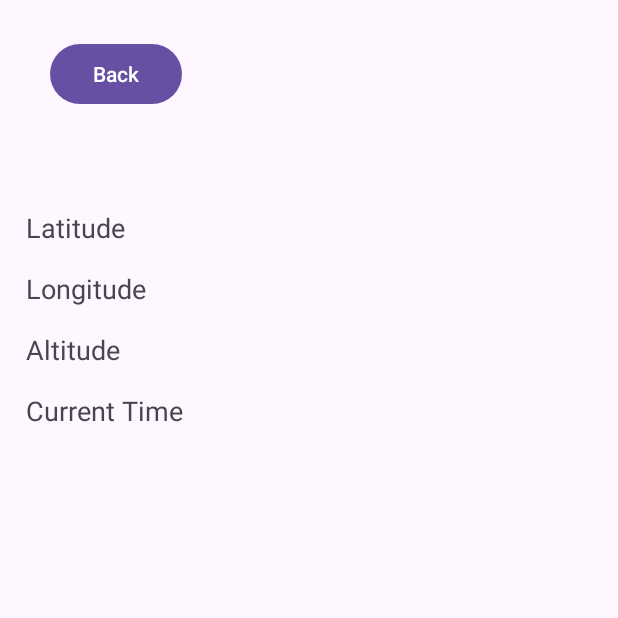
After one commit to Kaldheim531/Android, an Android app: the Location screen opened directly, with no data from a screen before it, on a phone screen of 412 x 824 dp, the top half of it. The commit adds this screen. Run offline under Robolectric (Android 15) with nearby library versions, the phone set to English and light mode, and no system bars; 1 statement that could not run was skipped.

Commit message:
Location

```diff
--- /dev/null
+++ b/Android/app/src/main/java/com/example/android/Location.kt
@@ -0,0 +1,224 @@
+package com.example.android
+
+import android.Manifest
+import android.content.Context
+import android.content.Intent
+import android.content.pm.PackageManager
+import android.os.Bundle
+import android.widget.TextView
+import androidx.activity.enableEdgeToEdge
+import androidx.appcompat.app.AppCompatActivity
+import androidx.core.view.ViewCompat
+import androidx.core.view.WindowInsetsCompat
+import com.example.myapplication.R
+import android.location.LocationManager
+import android.provider.Settings
+import android.util.Log
+import android.widget.Button
+import android.widget.Toast
+import androidx.core.app.ActivityCompat
+import com.example.myapplication.MainActivity
+import com.google.android.gms.location.FusedLocationProviderClient
+import com.google.android.gms.location.LocationServices
+import android.os.Looper
+import com.google.android.gms.location.LocationCallback
+import com.google.android.gms.location.LocationResult
+import com.google.android.gms.location.LocationRequest
+import java.text.SimpleDateFormat
+import java.util.Date
+import java.util.Locale
+import org.json.JSONObject
+import java.io.File
+import org.json.JSONArray
+import android.location.Location
+
+class Location : AppCompatActivity() {
+    private lateinit var locationCallback: LocationCallback
+
+    val value: Int = 0
+    val LOG_TAG: String = "LOCATION_ACTIVITY"
+    private lateinit var bBackToMain: Button
+
+    companion object {
+        private const val PERMISSION_REQUEST_ACCESS_LOCATION = 100
+    }
+
+    private lateinit var myFusedLocationProviderClient: FusedLocationProviderClient
+    private lateinit var tvLat: TextView
+    private lateinit var tvLon: TextView
+    private lateinit var tvAlt: TextView
+    private lateinit var tvTime: TextView
+
+
+    override fun onCreate(savedInstanceState: Bundle?) {
+        super.onCreate(savedInstanceState)
+        enableEdgeToEdge()
+        setContentView(R.layout.activity_location)
+        ViewCompat.setOnApplyWindowInsetsListener(findViewById(R.id.main)) { v, insets ->
+            val systemBars = insets.getInsets(WindowInsetsCompat.Type.systemBars())
+            v.setPadding(systemBars.left, systemBars.top, systemBars.right, systemBars.bottom)
+            insets
+        }
+        bBackToMain = findViewById<Button>(R.id.back_to_main)
+
+        myFusedLocationProviderClient = LocationServices.getFusedLocationProviderClient(this)
+        tvLat = findViewById(R.id.tv_lat) as TextView
+        tvLon = findViewById(R.id.tv_lon) as TextView
+        tvAlt = findViewById(R.id.tv_at) as TextView
+        tvTime = findViewById(R.id.tv_curtime) as TextView
+
+
+        locationCallback = object : LocationCallback() {
+            override fun onLocationResult(locationResult: LocationResult) {
+                locationResult.lastLocation?.let { location ->
+                    tvLat.text = "Latitude: ${location.latitude}"
+                    tvLon.text = "Longitude: ${location.longitude}"
+                    tvAlt.text = "Altitude: ${location.altitude} meters"
+                    val time = SimpleDateFormat("HH:mm:ss dd.MM.yyyy", Locale.getDefault()).format(Date(location.time))
+                    tvTime.text = "Last update: $time"
+
+                }
+            }
+        }
+
+
+
+    }
+
+    override fun onResume() {
+        super.onResume()
+
+        bBackToMain.setOnClickListener({
+            val backToMain = Intent(this, MainActivity::class.java)
+            startActivity(backToMain)
+        })
+
+        getCurrentLocation()
+
+    }
+
+
+    private fun getCurrentLocation(){
+
+        if(checkPermissions()){
+            if(isLocationEnabled()){
+                if (ActivityCompat.checkSelfPermission(
+                        this,
+                        Manifest.permission.ACCESS_FINE_LOCATION
+                    ) != PackageManager.PERMISSION_GRANTED && ActivityCompat.checkSelfPermission(
+                        this,
+                        Manifest.permission.ACCESS_COARSE_LOCATION
+                    ) != PackageManager.PERMISSION_GRANTED
+                ) {
+                    requestPermissions()
+                    return
+                }
+
+                val locationRequest = LocationRequest.create().apply {
+                    priority = LocationRequest.PRIORITY_HIGH_ACCURACY
+                    interval = 30000
+                    fastestInterval = 30000
+                }
+
+                myFusedLocationProviderClient.requestLocationUpdates(
+                    locationRequest,
+                    locationCallback,
+                    Looper.getMainLooper()
+                )
+
+                myFusedLocationProviderClient.lastLocation.addOnCompleteListener(this){ task->
+                    val location: Location?=task.result
+                    if(location == null){
+                        Toast.makeText(applicationContext, "problems with signal", Toast.LENGTH_SHORT).show()
+                    } else {
+                        tvLat.text = "Latitude: ${location.latitude}"
+                        tvLon.text = "Longitude: ${location.longitude}"
+                        tvAlt.text = "Altitude: ${location.altitude} meters"
+                        val time = java.text.SimpleDateFormat("HH:mm:ss dd.MM.yyyy").format(java.util.Date(location.time))
+                        tvTime.text = "Last update: $time"
+
+                        saveCurrentLocation(location.latitude, location.longitude, location.altitude)
+                    }
+                }
+
+            } else{
+                // open settings to enable location
+                Toast.makeText(applicationContext, "Enable location in settings", Toast.LENGTH_SHORT).show()
+                val intent = Intent(Settings.ACTION_LOCATION_SOURCE_SETTINGS)
+                startActivity(intent)
+            }
+        } else {
+            Log.w(LOG_TAG, "location permission is not allowed");
+            tvLat.setText("Permission is not granted")
+            tvLon.setText("Permission is not granted")
+            requestPermissions()
+        }
+
+    }
+
+    private fun saveCurrentLocation(latitude: Double, longitude: Double, altitude: Double) {
+        val timeFormat = SimpleDateFormat("HH:mm:ss dd.MM.yyyy", Locale.getDefault())
+        val currentTime = timeFormat.format(Date())
+
+        val newEntry = JSONObject().apply {
+            put("time", currentTime)
+            put("latitude", latitude)
+            put("longitude", longitude)
+            put("altitude", altitude)
+        }
+
+        val externalDir = getExternalFilesDir(null)
+        val file = File(externalDir, "current_location.json")
+
+        val jsonArray = if (file.exists()) JSONArray(file.readText()) else JSONArray()
+
+        jsonArray.put(newEntry)
+
+        file.writeText(jsonArray.toString(4))
+
+        Toast.makeText(this, "Saved to: ${file.absolutePath}", Toast.LENGTH_LONG).show()
+    }
+
+    private fun requestPermissions() {
+        Log.w(LOG_TAG, "requestPermissions()");
+        ActivityCompat.requestPermissions(
+            this,
+            arrayOf(android.Manifest.permission.ACCESS_COARSE_LOCATION,
+                android.Manifest.permission.ACCESS_FINE_LOCATION),
+            PERMISSION_REQUEST_ACCESS_LOCATION
+        )
+    }
+
+    private fun checkPermissions(): Boolean{
+        if( ActivityCompat.checkSelfPermission(this, android.Manifest.permission.ACCESS_COARSE_LOCATION) == PackageManager.PERMISSION_GRANTED &&
+            ActivityCompat.checkSelfPermission(this, android.Manifest.permission.ACCESS_FINE_LOCATION) == PackageManager.PERMISSION_GRANTED )
+        {
+            return true
+        } else {
+            return false
+        }
+    }
+
+    override fun onRequestPermissionsResult(
+        requestCode: Int,
+        permissions: Array<out String>,
+        grantResults: IntArray
+    ) {
+        super.onRequestPermissionsResult(requestCode, permissions, grantResults)
+        if(requestCode == PERMISSION_REQUEST_ACCESS_LOCATION)
+        {
+            if(grantResults.isNotEmpty() && grantResults[0] == PackageManager.PERMISSION_GRANTED){
+                Toast.makeText(applicationContext, "Permission granted", Toast.LENGTH_SHORT).show()
+                getCurrentLocation()
+            } else {
+                Toast.makeText(applicationContext, "Denied by user", Toast.LENGTH_SHORT).show()
+            }
+        }
+    }
+
+    private fun isLocationEnabled(): Boolean{
+        val locationManager:LocationManager = getSystemService(Context.LOCATION_SERVICE) as LocationManager
+        return locationManager.isProviderEnabled(LocationManager.GPS_PROVIDER) || locationManager.isProviderEnabled(LocationManager.NETWORK_PROVIDER)
+
+    }
+}
--- /dev/null
+++ b/Android/app/src/main/res/layout/activity_location.xml
@@ -0,0 +1,83 @@
+<?xml version="1.0" encoding="utf-8"?>
+<androidx.constraintlayout.widget.ConstraintLayout xmlns:android="http://schemas.android.com/apk/res/android"
+    xmlns:app="http://schemas.android.com/apk/res-auto"
+    xmlns:tools="http://schemas.android.com/tools"
+    android:id="@+id/main"
+    android:layout_width="match_parent"
+    android:layout_height="match_parent"
+    tools:context="com.example.android.Location">
+
+    <LinearLayout
+        android:id="@+id/linearLayout"
+        android:layout_width="0dp"
+        android:layout_height="0dp"
+        android:layout_marginStart="1dp"
+        android:layout_marginTop="1dp"
+        android:layout_marginEnd="1dp"
+        android:layout_marginBottom="1dp"
+        android:orientation="vertical"
+        app:layout_constraintBottom_toBottomOf="parent"
+        app:layout_constraintEnd_toEndOf="parent"
+        app:layout_constraintStart_toStartOf="parent"
+        app:layout_constraintTop_toTopOf="parent">
+
+        <LinearLayout
+            android:layout_width="match_parent"
+            android:layout_height="122dp"
+            android:orientation="vertical">
+
+            <androidx.constraintlayout.widget.ConstraintLayout
+                android:layout_width="match_parent"
+                android:layout_height="match_parent">
+
+                <Button
+                    android:id="@+id/back_to_main"
+                    android:layout_width="wrap_content"
+                    android:layout_height="wrap_content"
+                    android:layout_marginStart="32dp"
+                    android:layout_marginTop="24dp"
+                    android:text="Back"
+                    app:layout_constraintStart_toStartOf="parent"
+                    app:layout_constraintTop_toTopOf="parent" />
+            </androidx.constraintlayout.widget.ConstraintLayout>
+        </LinearLayout>
+
+        <LinearLayout
+            android:layout_width="match_parent"
+            android:layout_height="match_parent"
+            android:orientation="vertical"
+            android:padding="16dp"> <!-- Общий отступ для красоты -->
+
+            <TextView
+                android:id="@+id/tv_lat"
+                android:layout_width="match_parent"
+                android:layout_height="wrap_content"
+                android:text="Latitude"
+                android:textSize="18sp"
+                android:layout_marginBottom="16dp"/> <!-- Отступ снизу -->
+
+            <TextView
+                android:id="@+id/tv_lon"
+                android:layout_width="match_parent"
+                android:layout_height="wrap_content"
+                android:text="Longitude"
+                android:textSize="18sp"
+                android:layout_marginBottom="16dp"/>
+
+            <TextView
+                android:id="@+id/tv_at"
+                android:layout_width="match_parent"
+                android:layout_height="wrap_content"
+                android:text="Altitude"
+                android:textSize="18sp"
+                android:layout_marginBottom="16dp"/>
+
+            <TextView
+                android:id="@+id/tv_curtime"
+                android:layout_width="match_parent"
+                android:layout_height="wrap_content"
+                android:text="Current Time"
+                android:textSize="18sp"/>
+        </LinearLayout>
+    </LinearLayout>
+</androidx.constraintlayout.widget.ConstraintLayout>
--- a/Android/build.gradle
+++ b/Android/build.gradle
@@ -1,5 +1,5 @@
 // Top-level build file where you can add configuration options common to all sub-projects/modules.
 plugins {
-alias(libs.plugins.android.application) apply false
+    alias(libs.plugins.android.application) apply false
     alias(libs.plugins.kotlin.android) apply false
 }
```
Also changed, not shown: Android/app/build.gradle (+9 -8 lines), Android/app/src/main/AndroidManifest.xml (+16 -0 lines), Android/app/src/main/java/com/example/android/MainActivity.kt (+9 -1 lines), Android/app/src/main/res/layout/activity_main.xml (+9 -0 lines).
